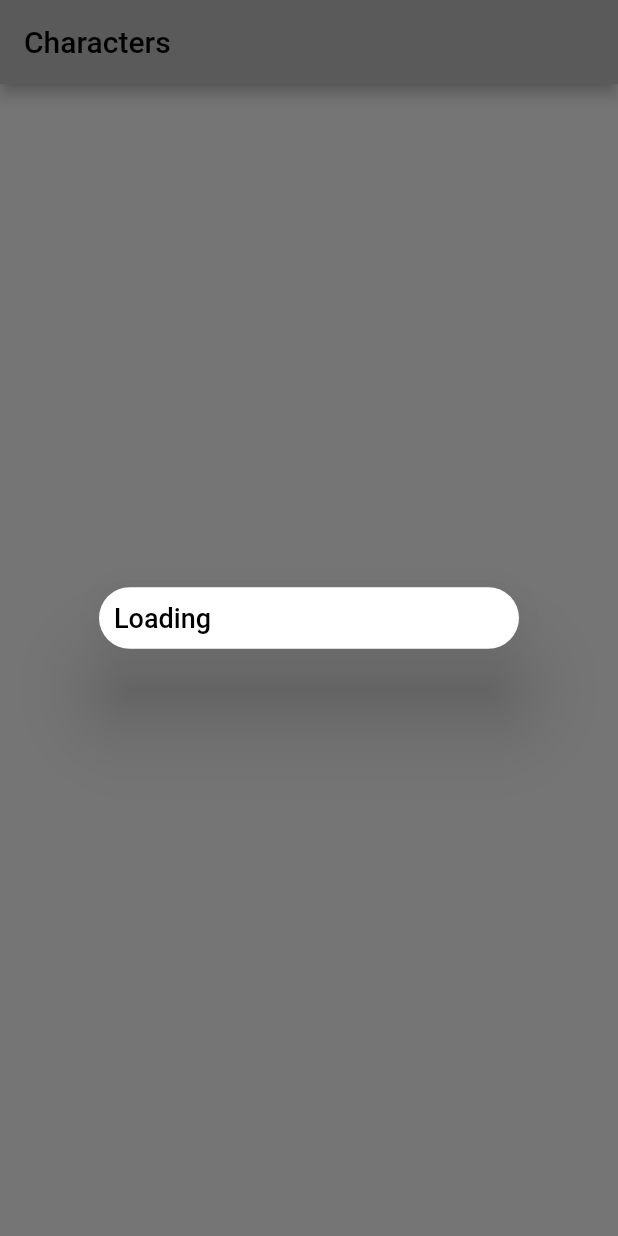
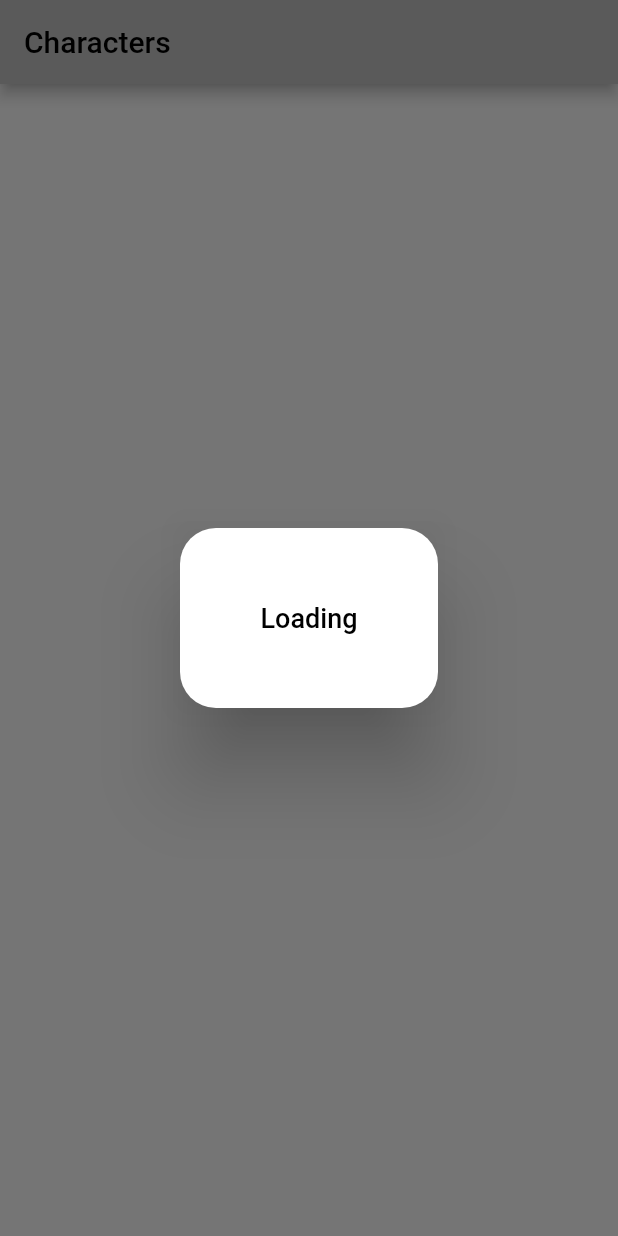
Before and after one commit to andrejoshua/swapi-info, a Flutter app: the screen it shows after launch, on a phone screen of 412 x 824 dp. Run offline on Flutter 3.47's test engine with Material 2 defaults, Android fonts, the phone set to English and light mode, and no system bars; our stand-ins replace another_flushbar, auto_route, dio, flutter_mobx, freezed_annotation, get_it and 5 more; missing offline and left inert: rxdart_ext; generated files the repository leaves out were written again; statements that could not run were skipped.

```diff
--- a/l10n/dict_en.arb
+++ b/l10n/dict_en.arb
@@ -22,5 +22,6 @@
   "error": "Error",
   "exit": "Exit",
   "runtime_error": "An error happened on the device",
-  "unknown_error": "Unknown error. Please retry again."
+  "unknown_error": "Unknown error. Please retry again.",
+  "internet_disconnected": "You are disconnected from internet. Please reconnect your device."
 }
--- a/lib/design/design.dart
+++ b/lib/design/design.dart
@@ -5,6 +5,7 @@
 // Base files
 export "src/colors.dart";
 export "src/display_sizes.dart";
+export "src/molecule/bool_widget.dart";
 
 // Molecules
 export "src/molecule/info_item.dart";
--- a/lib/design/src/display_sizes.dart
+++ b/lib/design/src/display_sizes.dart
@@ -6,3 +6,11 @@ const double kSpaceMarginSmall = 12.0;
 
 const double kRadiusDefault = 8.0;
 const double kRadiusLoading = 24.0;
+
+const double kSizeLoading = 120.0;
+const double kInsetLoading = 120.0;
+
+const double kSizeCardDefault = 240.0;
+
+const double kSizeStarshipMax = 340.0;
+const double kSizeVehicleMax = 200.0;
--- a/lib/design/src/molecule/info_item.dart
+++ b/lib/design/src/molecule/info_item.dart
@@ -14,6 +14,7 @@ class InfoItem extends StatelessWidget {
   @override
   Widget build(BuildContext context) {
     return Column(
+      crossAxisAlignment: CrossAxisAlignment.start,
       children: <Widget>[
         Text(
           label,
--- a/lib/design/src/organism/loading.dart
+++ b/lib/design/src/organism/loading.dart
@@ -1,7 +1,6 @@
 import "package:flutter/material.dart";
 import "package:flutter_gen/gen_l10n/dictionary.dart";
-
-import "../display_sizes.dart";
+import "package:swapiinfo/design/design.dart";
 
 /// Loading section
 /// Used to show Loading popup
@@ -50,14 +49,20 @@ class Loading {
         }
       },
       child: Dialog(
-        shape: RoundedRectangleBorder(
-          borderRadius: BorderRadius.circular(kRadiusLoading),
-        ),
-        child: Padding(
-          padding: const EdgeInsets.all(10.0),
-          child: Text(
-            AppLocalizations.of(context)!.loading,
-            style: Theme.of(context).textTheme.labelLarge,
+        insetPadding: const EdgeInsets.symmetric(horizontal: kInsetLoading),
+        backgroundColor: Colors.transparent,
+        child: Container(
+          height: kSizeLoading,
+          width: kSizeLoading,
+          decoration: BoxDecoration(
+            color: kColorBackground,
+            borderRadius: BorderRadius.circular(kRadiusLoading),
+          ),
+          child: Center(
+            child: Text(
+              AppLocalizations.of(context)!.loading,
+              style: Theme.of(context).textTheme.labelLarge,
+            ),
           ),
         ),
       ),
--- a/lib/main.dart
+++ b/lib/main.dart
@@ -12,6 +12,6 @@ void main() {
   Chain.capture(() {
     configureInjection();
 
-    runApp(MyApp());
+    runApp(const MyApp());
   });
 }
--- a/lib/ui/app.dart
+++ b/lib/ui/app.dart
@@ -1,14 +1,46 @@
+import "dart:async";
+
+import "package:another_flushbar/flushbar.dart";
+import "package:auto_route/auto_route.dart";
 import "package:flutter/material.dart";
 import "package:flutter_gen/gen_l10n/dictionary.dart";
+import "package:internet_connection_checker/internet_connection_checker.dart";
 import "package:swapiinfo/design/design.dart";
 import "package:swapiinfo/route/app_router.dart";
+import "package:swapiinfo/util/constants.dart";
 
-class MyApp extends StatelessWidget {
-  MyApp({super.key});
+// This widget is the root of your application.
+class MyApp extends StatefulWidget {
+  const MyApp({super.key});
+
+  @override
+  State<StatefulWidget> createState() => _MyAppState();
+}
+
+class _MyAppState extends State<MyApp> {
+  final GlobalKey<AutoRouterState> innerKey = GlobalKey<AutoRouterState>();
 
   final AppRouter _router = AppRouter();
 
-  // This widget is the root of your application.
+  late StreamSubscription<InternetConnectionStatus> _connectivityListener;
+
+  @override
+  void initState() {
+    super.initState();
+
+    _connectivityListener = InternetConnectionChecker.createInstance(
+            checkInterval: const Duration(seconds: 1))
+        .onStatusChange
+        .listen((InternetConnectionStatus event) {
+      if (event == InternetConnectionStatus.disconnected) {
+        Flushbar<dynamic>(
+          message: AppLocalizations.of(context)!.internet_disconnected,
+          duration: kDurationSnackbar,
+        ).show(context);
+      }
+    });
+  }
+
   @override
   Widget build(BuildContext context) {
     return MaterialApp.router(
@@ -20,4 +52,10 @@ class MyApp extends StatelessWidget {
           AppLocalizations.of(context)!.app_name,
     );
   }
+
+  @override
+  void dispose() {
+    _connectivityListener.cancel();
+    super.dispose();
+  }
 }
--- a/lib/ui/character_detail/vm.dart
+++ b/lib/ui/character_detail/vm.dart
@@ -102,6 +102,7 @@ abstract class _CharacterDetailViewModel with Store {
 
     _loadStarships(detail.starshipIds);
     _loadVehicles(detail.vehicleIds);
+    _loadHomeworld(detail.homeworldId);
   }
 
   @action
--- /dev/null
+++ b/lib/util/constants.dart
@@ -0,0 +1 @@
+const Duration kDurationSnackbar = Duration(seconds: 3);
```
Also changed, not shown: lib/design/src/molecule/bool_widget.dart (added, +23 -0 lines), lib/design/src/organism/card_homeworld.dart (+5 -5 lines), lib/design/src/organism/card_starship.dart (+5 -5 lines), lib/design/src/organism/card_vehicle.dart (+5 -5 lines), lib/ui/character_detail/view.dart (+113 -41 lines), lib/ui/characters/view.dart (+35 -11 lines), pubspec.yaml (+11 -3 lines), pubspec.lock, 1 other file.
